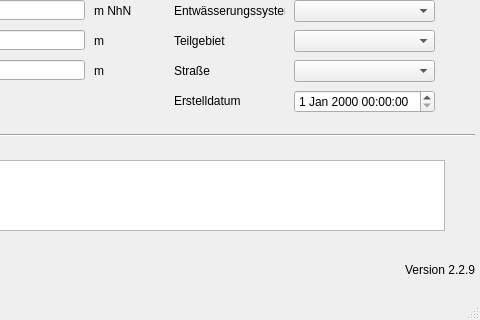
The window that qkan/database/templates/speicher.ui (hoettges/QKan) describes before a commit, drawn with Qt 5; both pictures show x 156 to 636 and y 100 to 420 of the 636 by 420 pixel window.
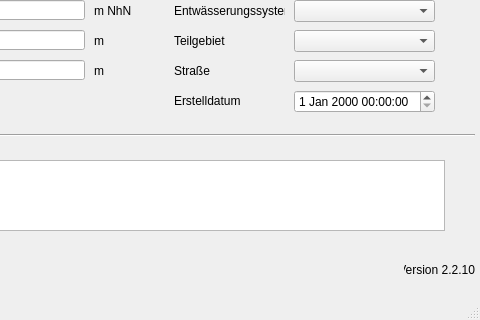
The same window after the commit. Custom widgets are drawn as their Qt base class.

```diff
--- a/qkan/database/templates/speicher.ui
+++ b/qkan/database/templates/speicher.ui
@@ -361,7 +361,7 @@
      <string>Version QKan Import</string>
     </property>
     <property name="text">
-     <string>Version 2.2.9</string>
+     <string>Version 2.2.10</string>
     </property>
     <property name="alignment">
      <set>Qt::AlignRight|Qt::AlignTrailing|Qt::AlignVCenter</set>
```
